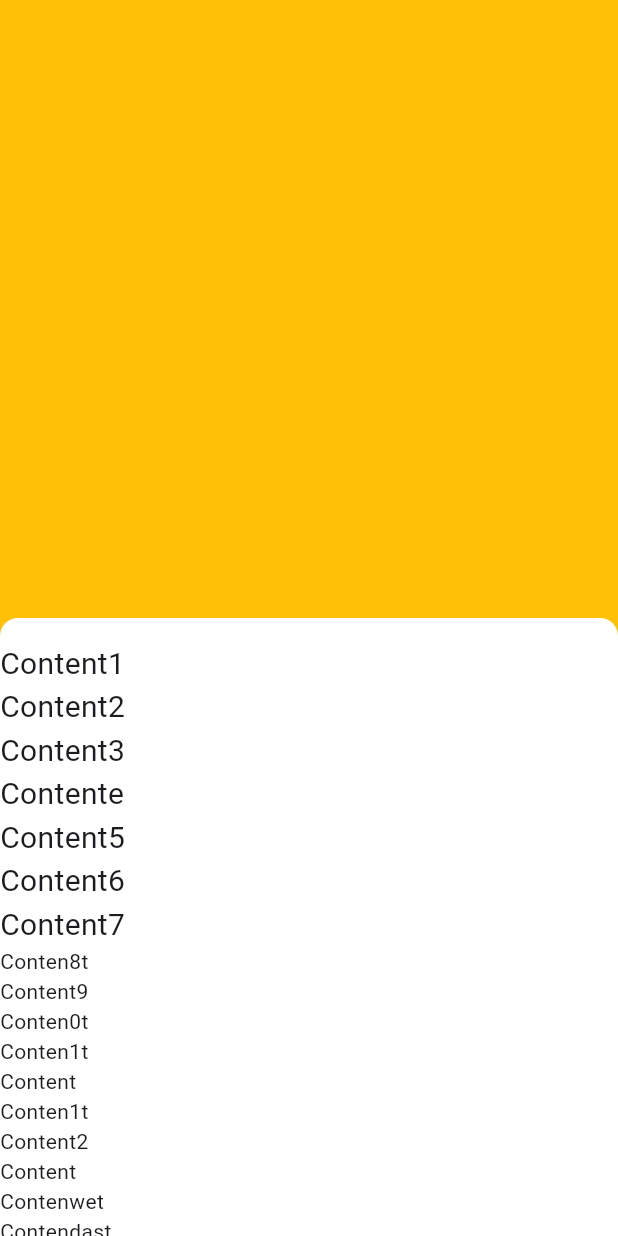
After one commit to donna6355/up_study, a Flutter app: the screen it shows after launch, after a tap on "draggable sheet!", on a phone screen of 412 x 824 dp. The commit adds this screen. Run offline on Flutter 3.47's test engine with Material 3 defaults, Android fonts, the light colour scheme and no system bars; our stand-ins replace device_info_plus, google_sign_in, local_auth, sign_in_with_apple; missing offline and left inert: android_id, flutter_naver_login, kakao_flutter_sdk_user.

Commit message:
[add] draggable sheet

```diff
--- /dev/null
+++ b/lib/draggable_sheet.dart
@@ -0,0 +1,117 @@
+import 'package:flutter/material.dart';
+
+import 'device_info.dart';
+
+class DraggableSheet extends StatefulWidget {
+  const DraggableSheet({super.key});
+
+  @override
+  State<DraggableSheet> createState() => _DraggableSheetState();
+}
+
+class _DraggableSheetState extends State<DraggableSheet> {
+  final _sheet = GlobalKey();
+  final _controller = DraggableScrollableController();
+
+  @override
+  Widget build(BuildContext context) {
+    return PopScope(
+      canPop: false,
+      onPopInvoked: (didPop) {
+        if (didPop) return;
+        print(_controller.size);
+        if (_controller.size > 0.4) {
+          _controller.animateTo(
+            0.1,
+            duration: const Duration(milliseconds: 50),
+            curve: Curves.easeInOut,
+          );
+        } else {
+          Navigator.of(context).pop();
+        }
+      },
+      child: Scaffold(
+        body: Container(
+          width: double.infinity,
+          height: double.infinity,
+          color: Colors.amber,
+          child: Stack(
+            children: [
+              DraggableScrollableSheet(
+                key: _sheet,
+                initialChildSize: 0.5,
+                maxChildSize: 0.8,
+                minChildSize: 0.1,
+                expand: true,
+                snap: true,
+                snapSizes: const [0.5],
+                controller: _controller,
+                builder: (_, ctrl) {
+                  return DecoratedBox(
+                    decoration: const BoxDecoration(
+                      color: Colors.white,
+                      borderRadius: BorderRadius.only(
+                        topLeft: Radius.circular(12),
+                        topRight: Radius.circular(12),
+                      ),
+                    ),
+                    child: Padding(
+                      padding: const EdgeInsets.only(top: 16),
+                      child: CustomScrollView(
+                        controller: ctrl,
+                        slivers: [
+                          SliverList.list(
+                            children: const [
+                              Text('Content1', style: TextStyle(fontSize: 20)),
+                              Text('Content2', style: TextStyle(fontSize: 20)),
+                              Text('Content3', style: TextStyle(fontSize: 20)),
+                              Text('Contente', style: TextStyle(fontSize: 20)),
+                              Text('Content5', style: TextStyle(fontSize: 20)),
+                              Text('Content6', style: TextStyle(fontSize: 20)),
+                              Text('Content7', style: TextStyle(fontSize: 20)),
+                              Text('Conten8t'),
+                              Text('Content9'),
+                              Text('Conten0t'),
+                              Text('Conten1t'),
+                              Text('Content'),
+                              Text('Conten1t'),
+                              Text('Content2'),
+                              Text('Content'),
+                              Text('Contenwet'),
+                              Text('Contendast'),
+                              Text('Contenzcvt'),
+                              Text('Contentzxcv'),
+                              Text('Content'),
+                              Text('Content'),
+                              Text('Content'),
+                              Text('Content'),
+                              Text('Content'),
+                              Text('Content'),
+                              Text('Content'),
+                              Text('Content'),
+                              Text('Content'),
+                              Text('Content'),
+                              Text('Content'),
+                              Text('Content'),
+                              Text('Content'),
+                              Text('Content'),
+                              Text('Content'),
+                              Text('Content'),
+                              Text('Content'),
+                              Text('Content'),
+                              Text('Content'),
+                            ],
+                          ),
+                        ],
+                      ),
+                    ),
+                  );
+                },
+              ),
+            ],
+          ),
+        ),
+      ),
+    );
+  }
+}
--- a/lib/main.dart
+++ b/lib/main.dart
@@ -4,6 +4,7 @@ import 'package:kakao_flutter_sdk_user/kakao_flutter_sdk_user.dart';
 import 'package:study/apple/apple_login.dart';
 import 'package:study/blur_test.dart';
 import 'package:study/device_info.dart';
+import 'package:study/draggable_sheet.dart';
 import 'package:study/google/google_login.dart';
 import 'package:study/local_auth.dart';
 import 'package:study/method_channel.dart';
@@ -147,6 +148,16 @@ class _LoginsState extends State<Logins> {
             ),
             ElevatedButton(
               onPressed: () {
+                Navigator.of(context).push(
+                  MaterialPageRoute(
+                    builder: (context) => const DraggableSheet(),
+                  ),
+                );
+              },
+              child: const Text('draggable sheet!'),
+            ),
+            ElevatedButton(
+              onPressed: () {
                 //https://stackoverflow.com/questions/45645866/how-can-i-push-a-uiviewcontroller-from-flutterviewcontroller
                 MethodChannel('samples.flutter.dev/pay')
                     .invokeMethod("openPayWeb");
```
